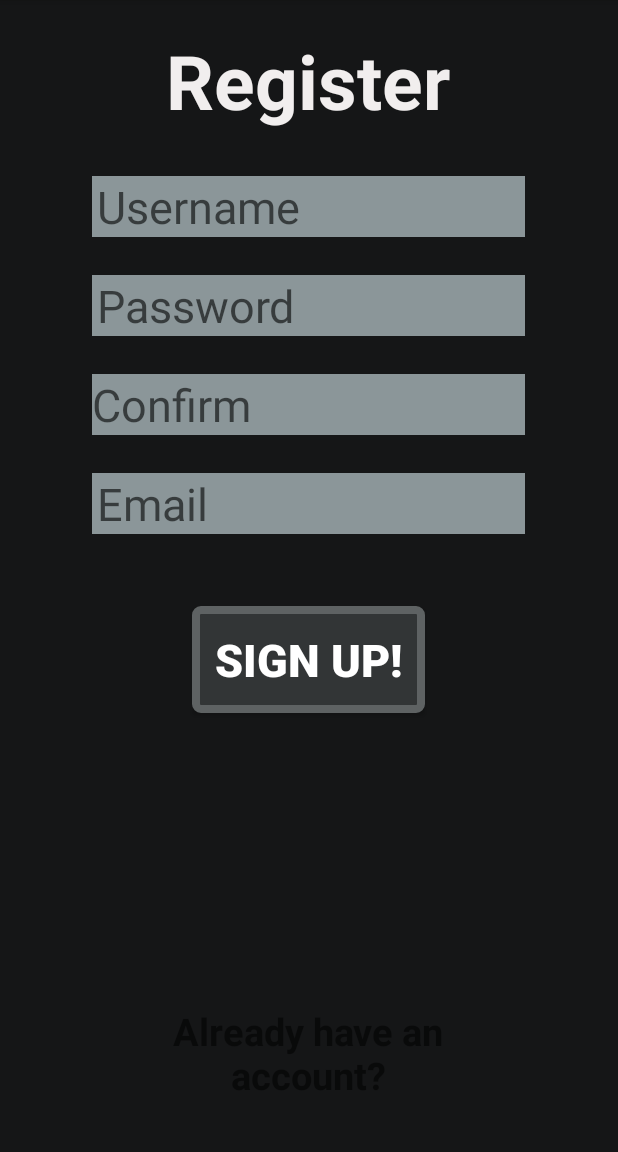
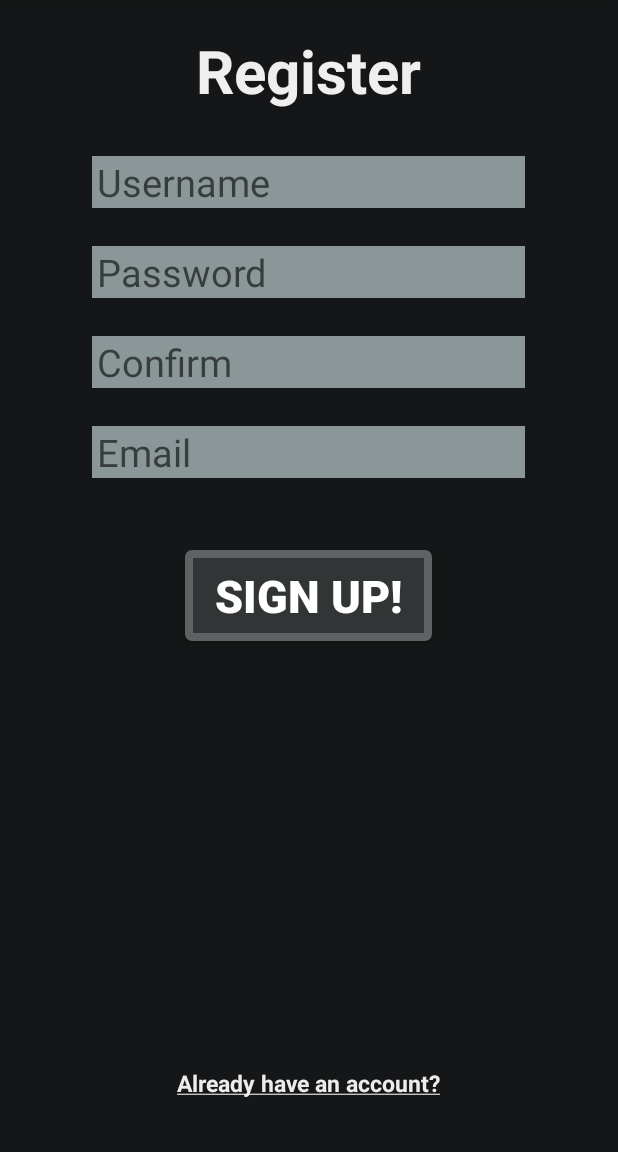
Before and after one commit to AndroidDeveloperMLG/Prototype, an Android app: the signUp screen opened directly, with no data from a screen before it, on a phone screen of 412 x 824 dp, the part 84-1236 px from its top. Run offline under Robolectric (Android 15) with nearby library versions, the phone set to English and light mode, and no system bars.

Commit message:
App Prototype

```diff
--- a/AppPrototype/app/src/main/res/drawable/signupbutton.xml
+++ b/AppPrototype/app/src/main/res/drawable/signupbutton.xml
@@ -9,6 +9,6 @@
 
     <solid android:color="#323536" />
 
-    <corners android:radius="3dp" />
+    <corners android:radius="2dp" />
 
 </shape>
--- a/AppPrototype/app/src/main/res/layout/activity_main.xml
+++ b/AppPrototype/app/src/main/res/layout/activity_main.xml
@@ -25,7 +25,7 @@
     <Button
         android:layout_width="wrap_content"
         android:layout_height="wrap_content"
-        android:text="Sign Up"
+        android:text="@string/signup"
         android:id="@+id/signUpButton"
         android:textSize="23sp"
         android:paddingLeft="35dp"
@@ -35,7 +35,6 @@
         android:background="@drawable/homescreenbuttons"
         android:textColor="#BFC7C9"
         android:onClick="signUp"
-        android:nestedScrollingEnabled="false"
         android:layout_below="@+id/textLogo"
         android:layout_centerHorizontal="true"
         android:layout_marginTop="56dp" />
@@ -43,7 +42,7 @@
     <Button
         android:layout_width="wrap_content"
         android:layout_height="wrap_content"
-        android:text="Login"
+        android:text="@string/login"
         android:id="@+id/loginButton"
         android:textSize="23sp"
         android:paddingLeft="30dp"
@@ -62,7 +61,6 @@
         android:layout_height="wrap_content"
         android:id="@+id/facebookLoginButton"
         android:src="@drawable/facebookbutton"
-        android:layout_gravity="right|top"
         android:layout_alignParentBottom="true"
         android:layout_alignParentEnd="true" />
 
--- a/AppPrototype/app/src/main/res/layout/activity_sign_up.xml
+++ b/AppPrototype/app/src/main/res/layout/activity_sign_up.xml
@@ -21,7 +21,7 @@
             android:id="@+id/signUpText"
             android:layout_alignParentTop="true"
             android:layout_centerHorizontal="true"
-            android:textSize="50dp"
+            android:textSize="40dp"
             android:layout_marginTop="20dp"
             android:textColor="#f1eeee"
             android:textStyle="bold" />
@@ -31,7 +31,7 @@
             android:layout_height="wrap_content"
             android:id="@+id/userField"
             android:background="#8B9699"
-            android:textSize="30sp"
+            android:textSize="25sp"
             android:singleLine="true"
             android:hint="Username"
             android:layout_below="@+id/signUpText"
@@ -44,7 +44,7 @@
             android:layout_height="wrap_content"
             android:id="@+id/passField"
             android:background="#8B9699"
-            android:textSize="30sp"
+            android:textSize="25sp"
             android:singleLine="true"
             android:hint="Password"
             android:inputType="textPassword"
@@ -58,24 +58,27 @@
             android:layout_height="wrap_content"
             android:id="@+id/passField2"
             android:background="#8B9699"
-            android:textSize="30sp"
+            android:textSize="25sp"
             android:singleLine="true"
-            android:hint="Confirm"
+            android:hint="@string/confirm"
             android:layout_below="@+id/passField"
             android:layout_alignParentStart="true"
             android:layout_marginTop="25dp"
-            android:inputType="textPassword"/>
+            android:inputType="textPassword"
+            android:paddingStart="3dp"
+            android:paddingEnd="0dp" />
 
         <EditText
             android:layout_width="fill_parent"
             android:layout_height="wrap_content"
             android:id="@+id/editText"
             android:background="#8B9699"
-            android:textSize="30sp"
+            android:textSize="25sp"
             android:singleLine="true"
-            android:hint="Email"
+            android:hint="@string/email"
             android:inputType="textEmailAddress"
-            android:paddingLeft="3dp"
+            android:paddingStart="3dp"
+            android:paddingEnd="0dp"
             android:layout_below="@id/passField2"
             android:layout_centerVertical="true"
             android:layout_centerHorizontal="true"
@@ -84,28 +87,32 @@
         <Button
             android:layout_width="wrap_content"
             android:layout_height="wrap_content"
-            android:text="Sign Up!"
+            android:text="@string/sign_up"
             android:id="@+id/signUpButton"
             android:layout_marginTop="48dp"
             android:layout_below="@+id/editText"
             android:layout_centerHorizontal="true"
             android:textSize="30sp"
             android:background="@drawable/signupbutton"
-            android:padding="15dp"
             android:textStyle="bold"
-            android:textColor="#ffffff" />
+            android:textColor="#ffffff"
+            android:paddingLeft="20dp"
+            android:paddingRight="20dp"
+            android:paddingTop="10dp"
+            android:paddingBottom="10dp" />
 
         <TextView
             android:layout_width="wrap_content"
             android:layout_height="wrap_content"
-            android:text="Already have an account?"
             android:id="@+id/alreadyHaveText"
+            android:textSize="15sp"
+            android:textAlignment="center"
+            android:textStyle="bold"
+            android:text="@string/already_have_text"
+            android:textColor="#eeebeb"
             android:layout_alignParentBottom="true"
             android:layout_centerHorizontal="true"
-            android:layout_marginBottom="34dp"
-            android:textSize="25sp"
-            android:textAlignment="center"
-            android:textStyle="bold"/>
+            android:layout_marginBottom="35dp" />
 
         <!-- 70% Width End-->
 
--- a/AppPrototype/app/src/main/res/values/strings.xml
+++ b/AppPrototype/app/src/main/res/values/strings.xml
@@ -1,4 +1,9 @@
 <resources>
     <string name="app_name">App Prototype</string>
-    <string name="already_have_text">Already have an account?</string>
+    <string name="already_have_text"><u>Already have an account?</u></string>
+    <string name="sign_up">Sign Up!</string>
+    <string name="email">Email</string>
+    <string name="confirm">Confirm</string>
+    <string name="login">Login</string>
+    <string name="signup">Sign Up</string>
 </resources>
```
